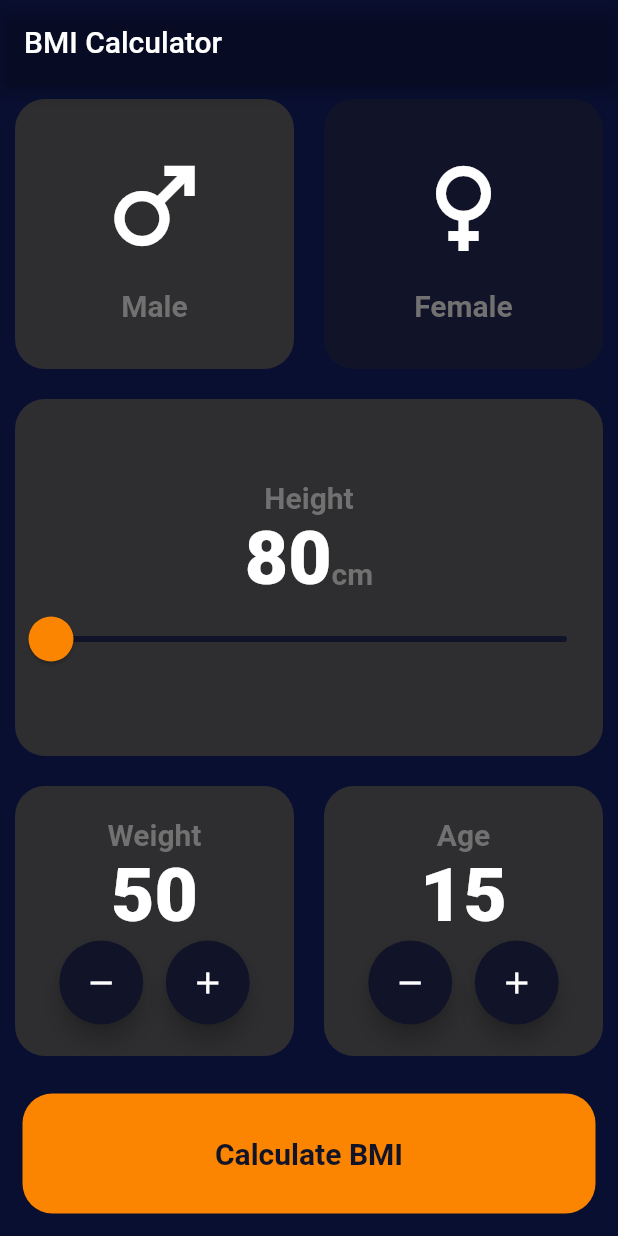
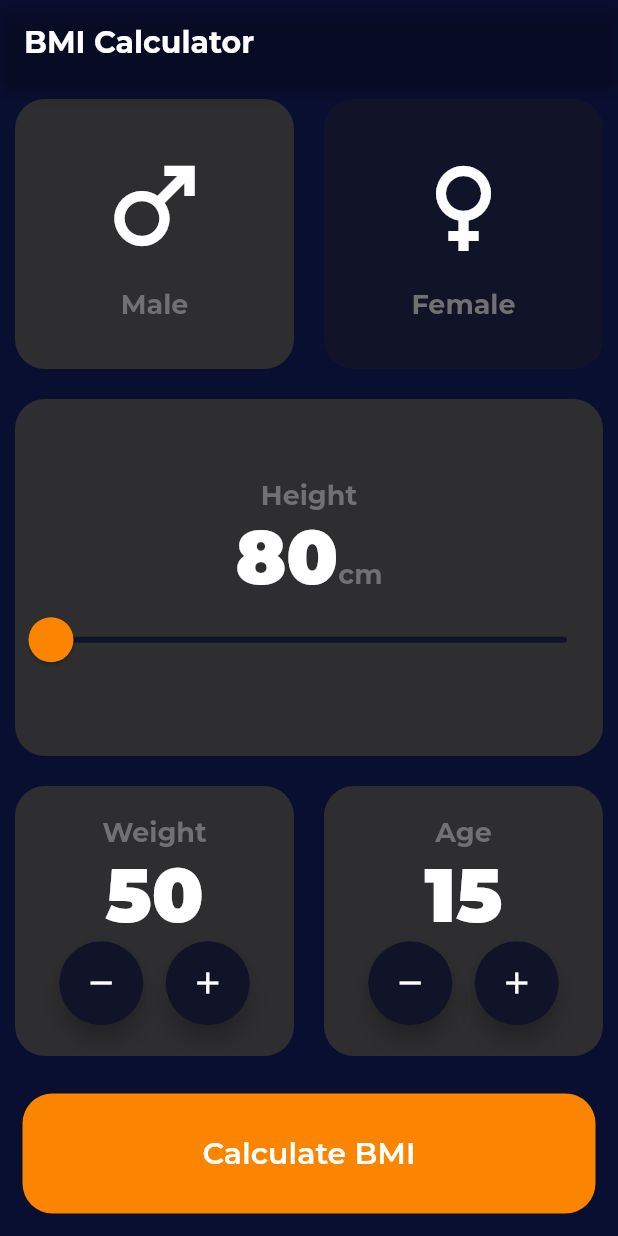
Before and after one commit to dineshxo/bmi_cal_flutter, a Flutter app: the screen it shows after launch, on a phone screen of 412 x 824 dp. Run offline on Flutter 3.47's test engine with Material 2 defaults, Android fonts, the phone set to English and light mode, and no system bars; project files that could hold a hidden picture were left out.

```diff
--- a/lib/constants.dart
+++ b/lib/constants.dart
@@ -6,7 +6,7 @@ const kInputContainerColor = Color.fromARGB(255, 46, 46, 48);
 const kInactiveInputColor = Color(0Xff111328);
 
 const kLabelTextStyle = TextStyle(
-    fontSize: 20.0,
+    fontSize: 18.0,
     color: Color.fromARGB(255, 114, 113, 113),
     fontWeight: FontWeight.bold);
 
@@ -14,5 +14,5 @@ const kIconSize = 80.0;
 
 const kNumberTextStyle = TextStyle(fontSize: 50, fontWeight: FontWeight.w900);
 
-const kBottomButtonText = TextStyle(
-    color: kInactiveInputColor, fontSize: 20, fontWeight: FontWeight.w600);
+const kBottomButtonText =
+    TextStyle(color: Colors.white, fontSize: 20, fontWeight: FontWeight.w600);
--- a/lib/main.dart
+++ b/lib/main.dart
@@ -21,6 +21,13 @@ class _HomePageState extends State<HomePage> {
       title: 'BMI Calculator',
       home: const InputPage(),
       theme: ThemeData.dark().copyWith(
+        appBarTheme: const AppBarTheme(),
+        textTheme: const TextTheme(
+          bodyLarge: TextStyle(fontFamily: 'Montserrat'),
+          bodyMedium: TextStyle(fontFamily: 'Montserrat'),
+          titleLarge:
+              TextStyle(fontFamily: 'Montserrat', fontWeight: FontWeight.bold),
+        ),
         primaryColor: const Color(0xFF0A0E21),
         scaffoldBackgroundColor: const Color.fromARGB(255, 9, 15, 49),
         sliderTheme: SliderTheme.of(context).copyWith(
```
Also changed, not shown: pubspec.yaml (+5 -5 lines), fonts/Montserrat-Regular.ttf (added).
